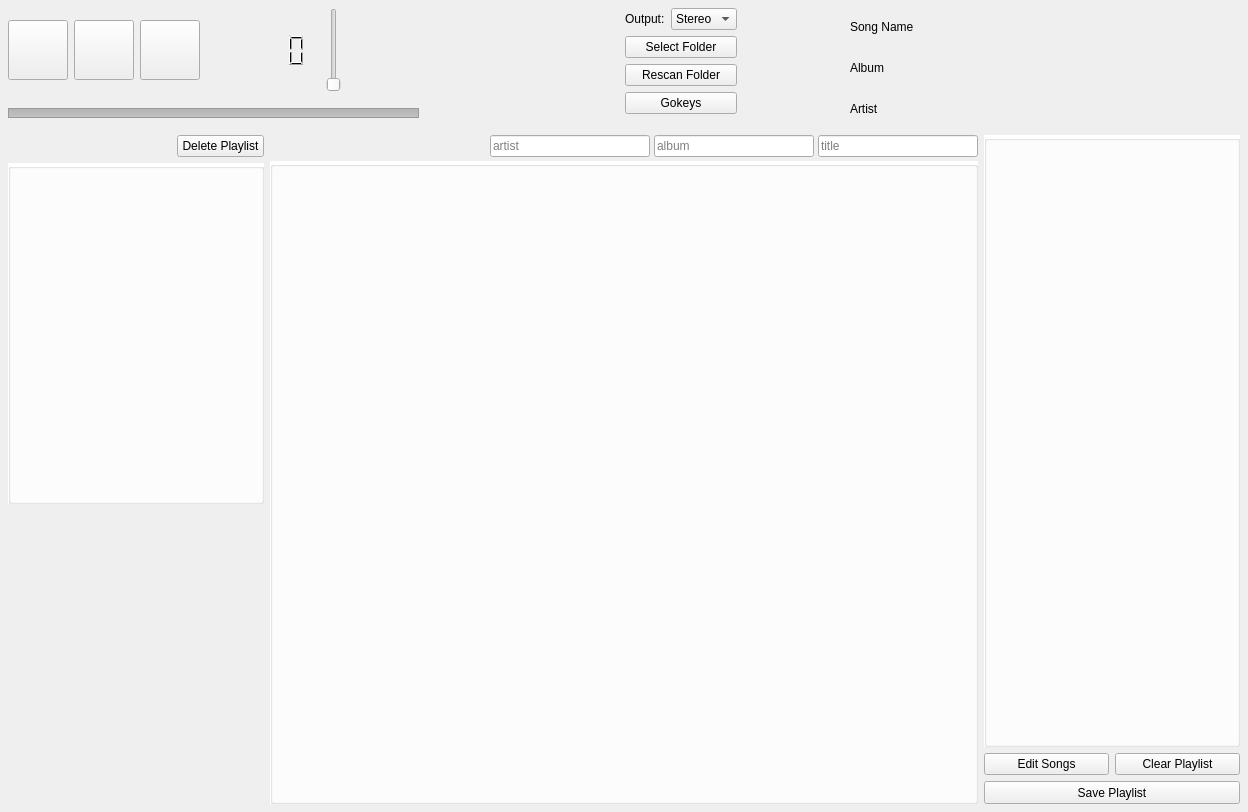
fabiomdiniz/Frey, file main.ui: the form before one commit.
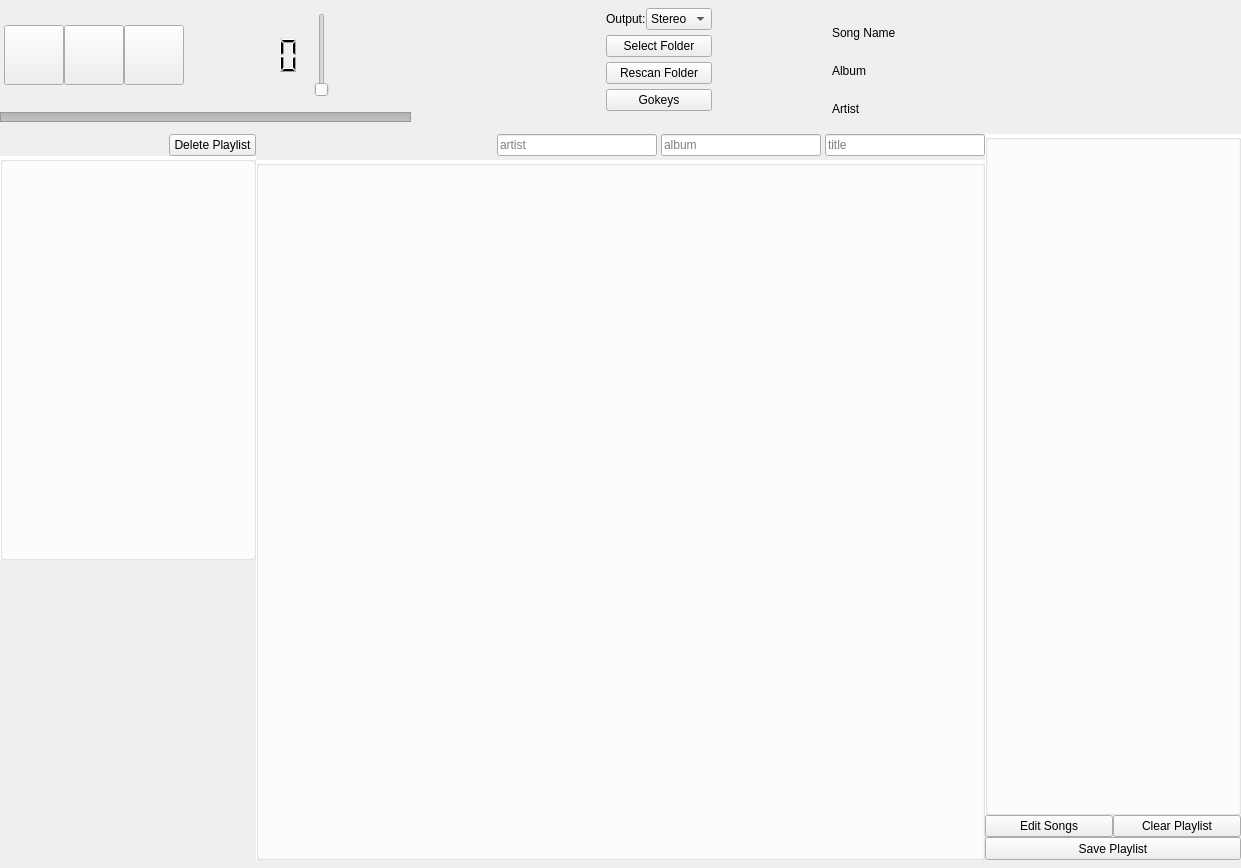
The form after the commit. Icons and pictures are not drawn.

The edit to the form file:
```diff
--- a/main.ui
+++ b/main.ui
@@ -6,8 +6,8 @@
    <rect>
     <x>0</x>
     <y>0</y>
-    <width>1248</width>
-    <height>812</height>
+    <width>1241</width>
+    <height>868</height>
    </rect>
   </property>
   <property name="windowTitle">
@@ -18,22 +18,37 @@
   </property>
   <widget class="QWidget" name="centralwidget">
    <layout class="QVBoxLayout" name="verticalLayout_8">
-    <property name="margin">
+    <property name="sizeConstraint">
+     <enum>QLayout::SetNoConstraint</enum>
+    </property>
+    <property name="leftMargin">
+     <number>0</number>
+    </property>
+    <property name="topMargin">
+     <number>8</number>
+    </property>
+    <property name="rightMargin">
+     <number>0</number>
+    </property>
+    <property name="bottomMargin">
      <number>8</number>
     </property>
     <item>
      <layout class="QVBoxLayout" name="verticalLayout_7">
+      <property name="spacing">
+       <number>0</number>
+      </property>
       <item>
-       <layout class="QHBoxLayout" name="horizontalLayout_3" stretch="0,0,0,0,2">
+       <layout class="QHBoxLayout" name="horizontalLayout_3" stretch="0,0,0,0,0,0">
         <item>
          <layout class="QVBoxLayout" name="verticalLayout_4">
           <item>
            <layout class="QHBoxLayout" name="horizontalLayout">
             <property name="sizeConstraint">
-             <enum>QLayout::SetNoConstraint</enum>
+             <enum>QLayout::SetDefaultConstraint</enum>
             </property>
-            <property name="bottomMargin">
-             <number>0</number>
+            <property name="margin">
+             <number>4</number>
             </property>
             <item>
              <widget class="QPushButton" name="prev_button">
@@ -96,7 +111,7 @@
               </property>
               <property name="iconSize">
                <size>
-                <width>60</width>
+                <width>62</width>
                 <height>60</height>
                </size>
               </property>
@@ -354,11 +369,11 @@
            <enum>Qt::Horizontal</enum>
           </property>
           <property name="sizeType">
-           <enum>QSizePolicy::MinimumExpanding</enum>
+           <enum>QSizePolicy::Maximum</enum>
           </property>
           <property name="sizeHint" stdset="0">
            <size>
-            <width>200</width>
+            <width>500</width>
             <height>20</height>
            </size>
           </property>
@@ -387,29 +402,93 @@
             </item>
            </widget>
           </item>
-          <item row="2" column="0" colspan="2">
+          <item row="3" column="0" colspan="2">
            <widget class="QPushButton" name="load_library">
             <property name="text">
              <string>Select Folder</string>
             </property>
            </widget>
           </item>
-          <item row="3" column="0" colspan="2">
+          <item row="5" column="0" colspan="2">
            <widget class="QPushButton" name="rescan_library">
             <property name="text">
              <string>Rescan Folder</string>
             </property>
            </widget>
           </item>
-          <item row="4" column="0" colspan="2">
+          <item row="7" column="0" colspan="2">
            <widget class="QPushButton" name="gokeys">
             <property name="text">
              <string>Gokeys</string>
             </property>
            </widget>
           </item>
+          <item row="6" column="0">
+           <spacer name="verticalSpacer_2">
+            <property name="orientation">
+             <enum>Qt::Vertical</enum>
+            </property>
+            <property name="sizeType">
+             <enum>QSizePolicy::Fixed</enum>
+            </property>
+            <property name="sizeHint" stdset="0">
+             <size>
+              <width>3</width>
+              <height>5</height>
+             </size>
+            </property>
+           </spacer>
+          </item>
+          <item row="4" column="0">
+           <spacer name="verticalSpacer_3">
+            <property name="orientation">
+             <enum>Qt::Vertical</enum>
+            </property>
+            <property name="sizeType">
+             <enum>QSizePolicy::Fixed</enum>
+            </property>
+            <property name="sizeHint" stdset="0">
+             <size>
+              <width>3</width>
+              <height>5</height>
+             </size>
+            </property>
+           </spacer>
+          </item>
+          <item row="2" column="0">
+           <spacer name="verticalSpacer_4">
+            <property name="orientation">
+             <enum>Qt::Vertical</enum>
+            </property>
+            <property name="sizeType">
+             <enum>QSizePolicy::Fixed</enum>
+            </property>
+            <property name="sizeHint" stdset="0">
+             <size>
+              <width>3</width>
+              <height>5</height>
+             </size>
+            </property>
+           </spacer>
+          </item>
          </layout>
         </item>
+        <item>
+         <spacer name="horizontalSpacer_5">
+          <property name="orientation">
+           <enum>Qt::Horizontal</enum>
+          </property>
+          <property name="sizeType">
+           <enum>QSizePolicy::Fixed</enum>
+          </property>
+          <property name="sizeHint" stdset="0">
+           <size>
+            <width>10</width>
+            <height>20</height>
+           </size>
+          </property>
+         </spacer>
+        </item>
         <item>
          <widget class="QLabel" name="cover">
           <property name="sizePolicy">
@@ -442,6 +521,15 @@
          </widget>
         </item>
         <item>
+         <widget class="QWidget" name="infowidget" native="true">
+          <property name="styleSheet">
+           <string notr="true">#infowidget {
+background-image: url(:/png/media/mario_tanooki.png);
+background-repeat: no-repeat;
+background-position: right top;
+}
+</string>
+          </property>
          <layout class="QVBoxLayout" name="verticalLayout_3">
           <item>
            <widget class="QLabel" name="song_name">
@@ -453,7 +541,7 @@
             </property>
             <property name="minimumSize">
              <size>
-              <width>50</width>
+               <width>400</width>
               <height>32</height>
              </size>
             </property>
@@ -478,7 +566,7 @@
             </property>
             <property name="minimumSize">
              <size>
-              <width>50</width>
+               <width>400</width>
               <height>32</height>
              </size>
             </property>
@@ -503,7 +591,7 @@
             </property>
             <property name="minimumSize">
              <size>
-              <width>50</width>
+               <width>400</width>
               <height>32</height>
              </size>
             </property>
@@ -519,13 +607,30 @@
            </widget>
           </item>
          </layout>
+         </widget>
         </item>
        </layout>
       </item>
       <item>
        <layout class="QHBoxLayout" name="horizontalLayout_5">
         <item>
+         <widget class="QWidget" name="fcolumn" native="true">
+          <property name="styleSheet">
+           <string notr="true">#fcolumn {
+background-image: url(:/png/media/paperbowser.png);
+background-repeat: no-repeat;
+background-position: left bottom;
+background-origin: margin;
+}
+</string>
+          </property>
          <layout class="QVBoxLayout" name="verticalLayout_6">
+           <property name="spacing">
+            <number>0</number>
+           </property>
+           <property name="margin">
+            <number>0</number>
+           </property>
           <item>
            <layout class="QHBoxLayout" name="horizontalLayout_6">
             <item>
@@ -627,6 +732,7 @@
            </spacer>
           </item>
          </layout>
+         </widget>
         </item>
         <item>
          <layout class="QVBoxLayout" name="album_layout" stretch="0,0">
```
Left out of the diff: 12 changed lines with no effect on the pictures. Lines whose indentation alone changed are shown as unchanged.
